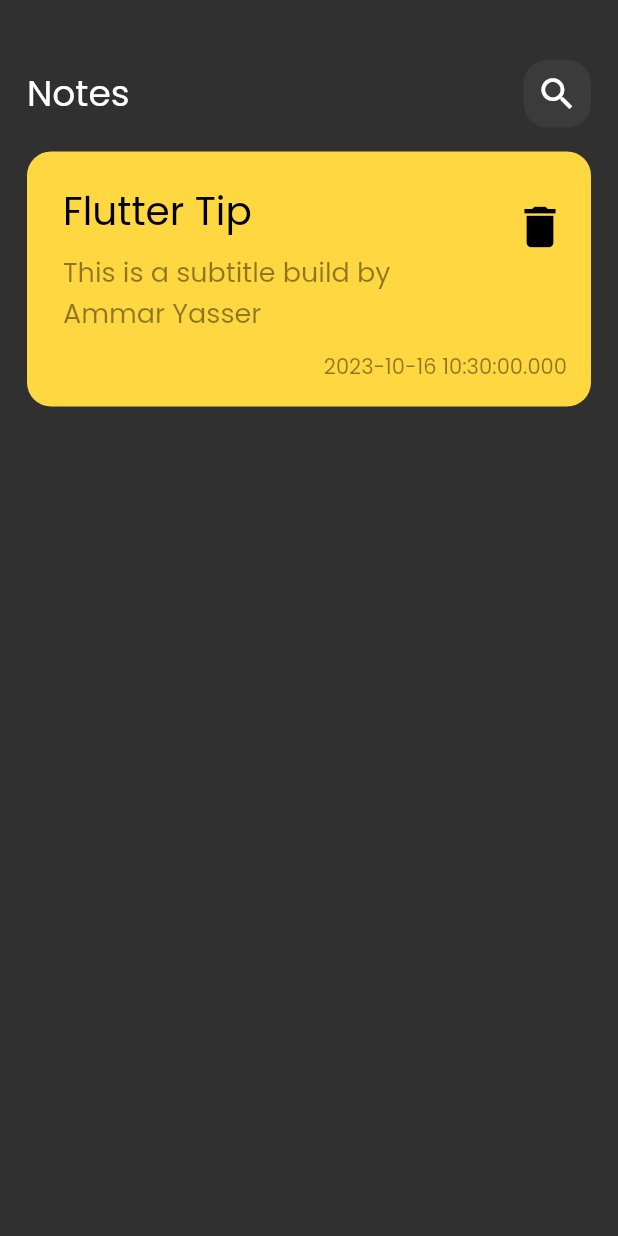
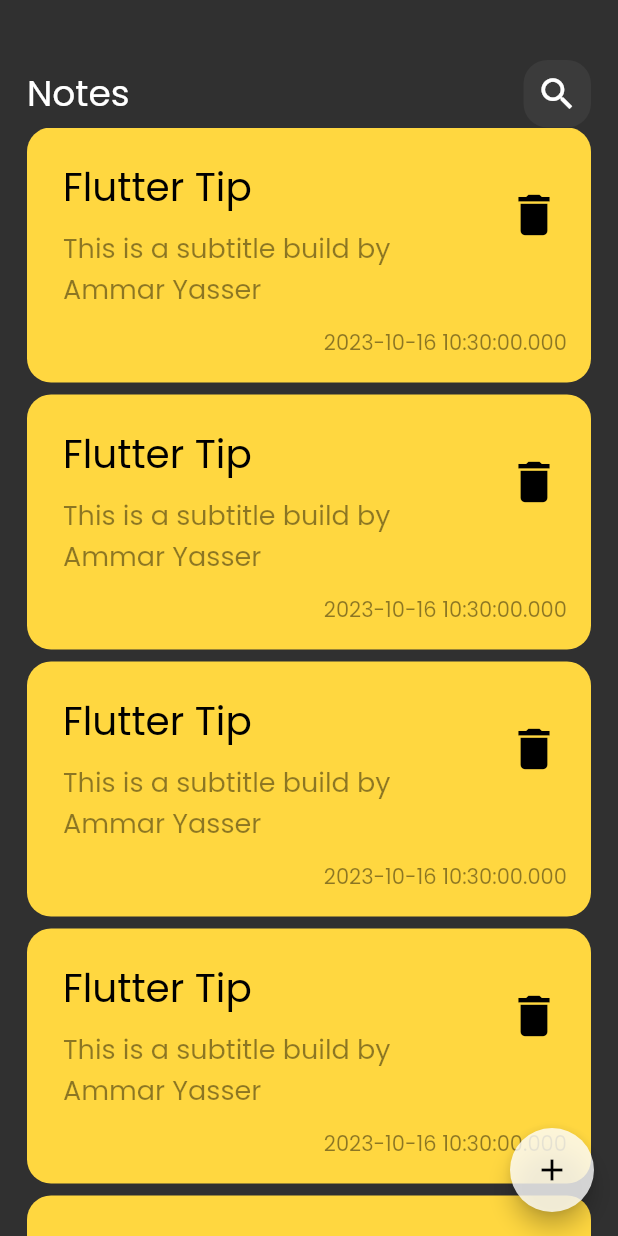
Before and after one commit to ammar74/notes, a Flutter app: the screen it shows after launch, on a phone screen of 412 x 824 dp. Run offline on Flutter 3.47's test engine with Material 2 defaults, Android fonts, the phone set to English and light mode, and no system bars.

Commit message:
create notes listView and add floating action button

```diff
--- a/lib/views/notes_view.dart
+++ b/lib/views/notes_view.dart
@@ -6,8 +6,14 @@ class NotesView extends StatelessWidget {
 
   @override
   Widget build(BuildContext context) {
-    return  const Scaffold(
-      body: NotesViewBody(),
+    return  Scaffold(
+      floatingActionButton: FloatingActionButton(
+        backgroundColor: Colors.white.withOpacity(0.8),
+        onPressed: () {  },
+        child: const Icon(Icons.add,
+       ),
+      ),
+      body: const NotesViewBody(),
     );
   }
 }
--- a/lib/views/widgets/notes_item.dart
+++ b/lib/views/widgets/notes_item.dart
@@ -1,3 +1,5 @@
+import 'dart:math';
+
 import 'package:flutter/material.dart';
 
 class NotesItem extends StatelessWidget {
@@ -10,10 +12,13 @@ class NotesItem extends StatelessWidget {
     Colors.greenAccent,
   ] ;*/
 
+
   @override
   Widget build(BuildContext context) {
+   /* var random=Random().nextInt(colors.length);
+    Color itemColor = colors[random];*/
     return Padding(
-      padding: const EdgeInsets.only(top: 16.0),
+      padding: const EdgeInsets.only(bottom: 8.0),
       child: Container(
         padding: const EdgeInsets.only(top: 16.0, bottom: 16.0,left: 8.0),
         decoration: BoxDecoration(
@@ -23,16 +28,16 @@ class NotesItem extends StatelessWidget {
         child:  Column(
           crossAxisAlignment: CrossAxisAlignment.end,
           children: [
-            const ListTile(
+             ListTile(
               isThreeLine: true,
-              title: Text(
+              title: const Text(
                   'Flutter Tip',
                 style: TextStyle(
                   fontSize: 26,
                   color: Colors.black,
                 ),
               ),
-              subtitle: Padding(
+              subtitle: const Padding(
                 padding: EdgeInsets.only(top:8.0),
                 child: Text(
                   'This is a subtitle build by Ammar Yasser',
@@ -41,10 +46,12 @@ class NotesItem extends StatelessWidget {
                     color: Colors.black45,
                   ),),
               ),
-              trailing: Icon(
-                Icons.delete,
-                size: 36,
-                color: Colors.black,
+              trailing: IconButton(
+                 onPressed: (){  },
+                  icon: const Icon(
+                    Icons.delete,
+                    size: 36,
+                    color: Colors.black,)
               ),
             ),
             Padding(
--- /dev/null
+++ b/lib/views/widgets/notes_list_view.dart
@@ -0,0 +1,14 @@
+import 'package:flutter/material.dart';
+import 'package:notes/views/widgets/notes_item.dart';
+
+class NotesListView extends StatelessWidget {
+  const NotesListView({super.key});
+
+  @override
+  Widget build(BuildContext context) {
+    return ListView.builder(
+        itemBuilder: (context, index){
+          return const NotesItem();
+        });
+  }
+}
--- a/lib/views/widgets/notes_view_body.dart
+++ b/lib/views/widgets/notes_view_body.dart
@@ -2,6 +2,7 @@
 import 'package:flutter/material.dart';
 import 'package:notes/views/widgets/custom_app_bar.dart';
 import 'package:notes/views/widgets/notes_item.dart';
+import 'package:notes/views/widgets/notes_list_view.dart';
 
 class NotesViewBody extends StatelessWidget {
   const NotesViewBody({super.key});
@@ -13,7 +14,7 @@ class NotesViewBody extends StatelessWidget {
       child: Column(
         children: [
           CustomAppBar(),
-          NotesItem(),
+          Expanded(child: NotesListView()),
         ],
       ),
     );
```
